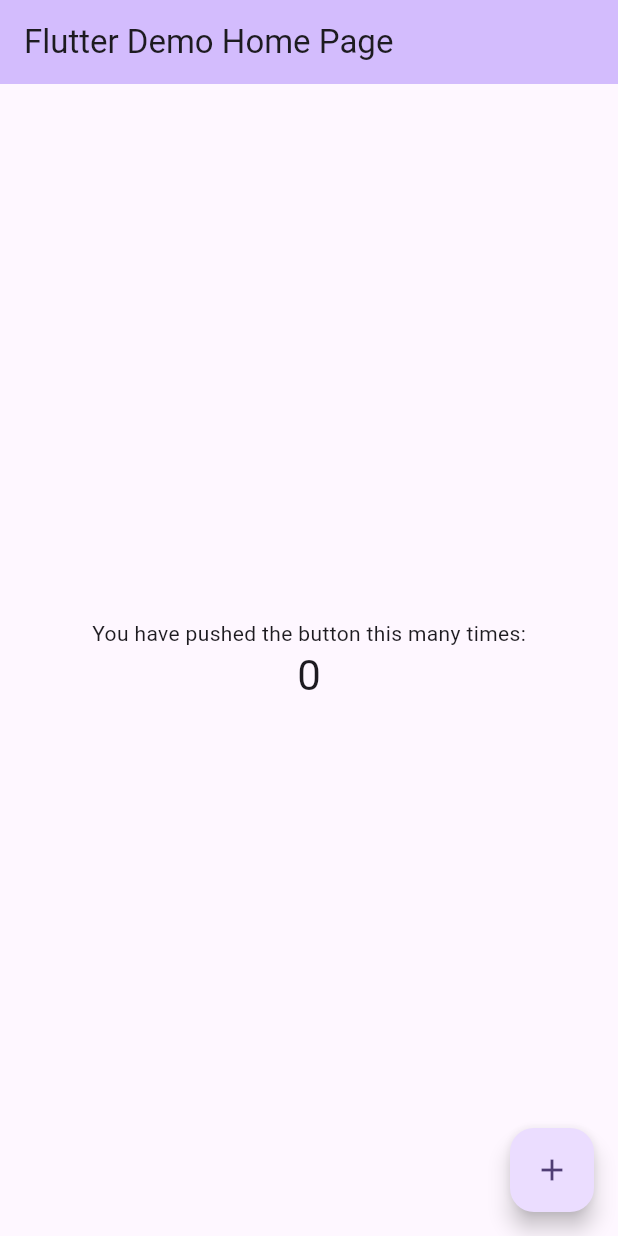
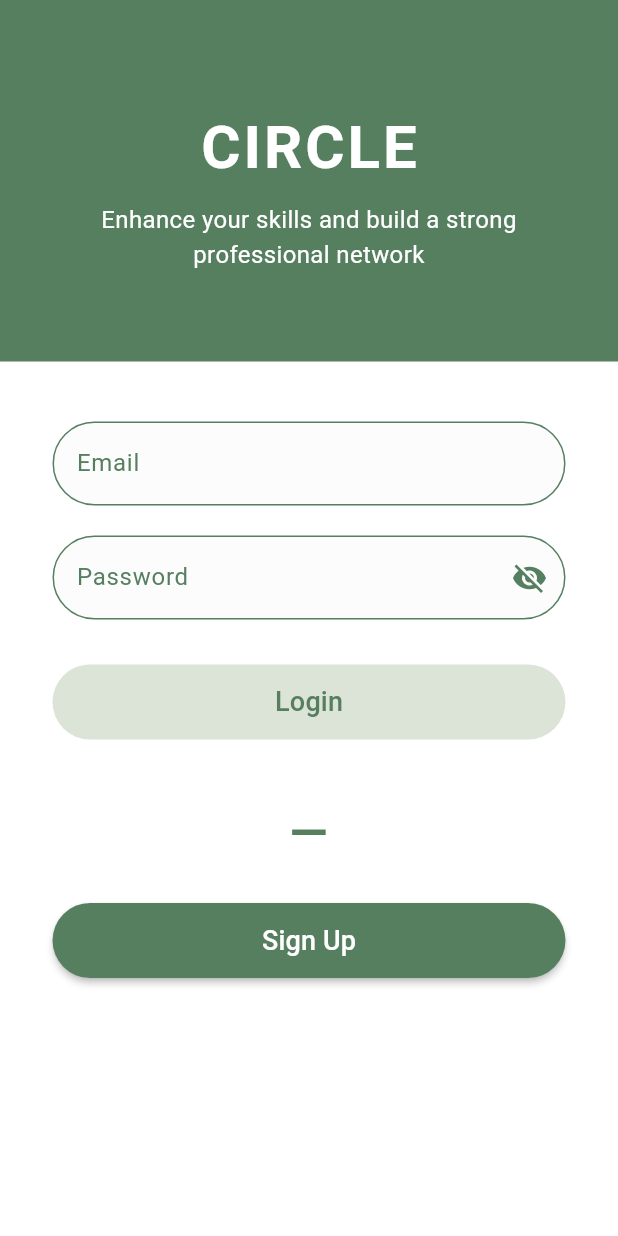
Before and after one commit to Circle-Arme/CIRCLE, a Flutter app: the screen it shows after launch, on a phone screen of 412 x 824 dp. Run offline on Flutter 3.47's test engine with Material 3 defaults, Android fonts, the phone set to English and light mode, and no system bars.

Commit message:
CU-8698bjd1j[in progress]

```diff
--- a/frontend/lib/main.dart
+++ b/frontend/lib/main.dart
@@ -1,125 +1,22 @@
 import 'package:flutter/material.dart';
+import 'screens/login_page.dart';
 
 void main() {
   runApp(const MyApp());
 }
 
 class MyApp extends StatelessWidget {
-  const MyApp({super.key});
+  const MyApp({Key? key}) : super(key: key);
 
-  // This widget is the root of your application.
   @override
   Widget build(BuildContext context) {
     return MaterialApp(
-      title: 'Flutter Demo',
+      debugShowCheckedModeBanner: false,
+      title: 'Circle App',
       theme: ThemeData(
-        // This is the theme of your application.
-        //
-        // TRY THIS: Try running your application with "flutter run". You'll see
-        // the application has a purple toolbar. Then, without quitting the app,
-        // try changing the seedColor in the colorScheme below to Colors.green
-        // and then invoke "hot reload" (save your changes or press the "hot
-        // reload" button in a Flutter-supported IDE, or press "r" if you used
-        // the command line to start the app).
-        //
-        // Notice that the counter didn't reset back to zero; the application
-        // state is not lost during the reload. To reset the state, use hot
-        // restart instead.
-        //
-        // This works for code too, not just values: Most code changes can be
-        // tested with just a hot reload.
-        colorScheme: ColorScheme.fromSeed(seedColor: Colors.deepPurple),
-        useMaterial3: true,
+        primaryColor: const Color(0xFF567F60),
       ),
-      home: const MyHomePage(title: 'Flutter Demo Home Page'),
+      home: const LoginPage(),
     );
   }
 }
-
-class MyHomePage extends StatefulWidget {
-  const MyHomePage({super.key, required this.title});
-
-  // This widget is the home page of your application. It is stateful, meaning
-  // that it has a State object (defined below) that contains fields that affect
-  // how it looks.
-
-  // This class is the configuration for the state. It holds the values (in this
-  // case the title) provided by the parent (in this case the App widget) and
-  // used by the build method of the State. Fields in a Widget subclass are
-  // always marked "final".
-
-  final String title;
-
-  @override
-  State<MyHomePage> createState() => _MyHomePageState();
-}
-
-class _MyHomePageState extends State<MyHomePage> {
-  int _counter = 0;
-
-  void _incrementCounter() {
-    setState(() {
-      // This call to setState tells the Flutter framework that something has
-      // changed in this State, which causes it to rerun the build method below
-      // so that the display can reflect the updated values. If we changed
-      // _counter without calling setState(), then the build method would not be
-      // called again, and so nothing would appear to happen.
-      _counter++;
-    });
-  }
-
-  @override
-  Widget build(BuildContext context) {
-    // This method is rerun every time setState is called, for instance as done
-    // by the _incrementCounter method above.
-    //
-    // The Flutter framework has been optimized to make rerunning build methods
-    // fast, so that you can just rebuild anything that needs updating rather
-    // than having to individually change instances of widgets.
-    return Scaffold(
-      appBar: AppBar(
-        // TRY THIS: Try changing the color here to a specific color (to
-        // Colors.amber, perhaps?) and trigger a hot reload to see the AppBar
-        // change color while the other colors stay the same.
-        backgroundColor: Theme.of(context).colorScheme.inversePrimary,
-        // Here we take the value from the MyHomePage object that was created by
-        // the App.build method, and use it to set our appbar title.
-        title: Text(widget.title),
-      ),
-      body: Center(
-        // Center is a layout widget. It takes a single child and positions it
-        // in the middle of the parent.
-        child: Column(
-          // Column is also a layout widget. It takes a list of children and
-          // arranges them vertically. By default, it sizes itself to fit its
-          // children horizontally, and tries to be as tall as its parent.
-          //
-          // Column has various properties to control how it sizes itself and
-          // how it positions its children. Here we use mainAxisAlignment to
-          // center the children vertically; the main axis here is the vertical
-          // axis because Columns are vertical (the cross axis would be
-          // horizontal).
-          //
-          // TRY THIS: Invoke "debug painting" (choose the "Toggle Debug Paint"
-          // action in the IDE, or press "p" in the console), to see the
-          // wireframe for each widget.
-          mainAxisAlignment: MainAxisAlignment.center,
-          children: <Widget>[
-            const Text(
-              'You have pushed the button this many times:',
-            ),
-            Text(
-              '$_counter',
-              style: Theme.of(context).textTheme.headlineMedium,
-            ),
-          ],
-        ),
-      ),
-      floatingActionButton: FloatingActionButton(
-        onPressed: _incrementCounter,
-        tooltip: 'Increment',
-        child: const Icon(Icons.add),
-      ), // This trailing comma makes auto-formatting nicer for build methods.
-    );
-  }
-}
--- /dev/null
+++ b/frontend/lib/screens/home_page.dart
@@ -0,0 +1,21 @@
+import 'package:flutter/material.dart';
+
+class HomePage extends StatelessWidget {
+  const HomePage({Key? key}) : super(key: key);
+
+  @override
+  Widget build(BuildContext context) {
+    return Scaffold(
+      appBar: AppBar(
+        title: const Text('Home'),
+        backgroundColor: const Color(0xFF567F60),
+      ),
+      body: const Center(
+        child: Text(
+          'Welcome to the Home Page!',
+          style: TextStyle(fontSize: 20, fontWeight: FontWeight.bold),
+        ),
+      ),
+    );
+  }
+}
--- /dev/null
+++ b/frontend/lib/screens/login_page.dart
@@ -0,0 +1,252 @@
+import 'package:flutter/material.dart';
+import '../services/auth_service.dart';
+import 'home_page.dart';
+
+class LoginPage extends StatefulWidget {
+  const LoginPage({Key? key}) : super(key: key);
+
+  @override
+  _LoginPageState createState() => _LoginPageState();
+}
+
+class _LoginPageState extends State<LoginPage> {
+  final _formKey = GlobalKey<FormState>();
+  final TextEditingController _emailController = TextEditingController();
+  final TextEditingController _passwordController = TextEditingController();
+
+  bool _isLoading = false;
+  bool _obscurePassword = true; // For toggling password visibility
+
+  // Function to handle login
+  void _login() async {
+    if (_formKey.currentState!.validate()) {
+      setState(() => _isLoading = true);
+
+      bool isSuccess = await AuthService.login(
+        _emailController.text.trim(),
+        _passwordController.text.trim(),
+      );
+
+      setState(() => _isLoading = false);
+
+      if (isSuccess) {
+        // Navigate to home page
+        Navigator.pushReplacement(
+          context,
+          MaterialPageRoute(builder: (context) => const HomePage()),
+        );
+      } else {
+        ScaffoldMessenger.of(context).showSnackBar(
+          const SnackBar(content: Text('Invalid email or password')),
+        );
+      }
+    }
+  }
+
+  @override
+  Widget build(BuildContext context) {
+    const Color primaryGreen = Color(0xFF567F60);
+    const Color lightGreen = Color(0xFFDCE3D7);
+
+    return Scaffold(
+      backgroundColor: Colors.white,
+      body: SingleChildScrollView(
+        child: Column(
+          children: [
+            // Top section
+            Container(
+              width: double.infinity,
+              color: primaryGreen,
+              padding: const EdgeInsets.only(top: 70, bottom: 60),
+              child: Column(
+                children: const [
+                  Text(
+                    "CIRCLE",
+                    style: TextStyle(
+                      fontSize: 40,
+                      fontWeight: FontWeight.bold,
+                      color: Colors.white,
+                      letterSpacing: 2,
+                    ),
+                  ),
+                  SizedBox(height: 8),
+                  Text(
+                    "Enhance your skills and build a strong\nprofessional network",
+                    textAlign: TextAlign.center,
+                    style: TextStyle(
+                      color: Colors.white,
+                      fontSize: 16,
+                    ),
+                  ),
+                ],
+              ),
+            ),
+
+            const SizedBox(height: 40),
+
+            // Form
+            Padding(
+              padding: const EdgeInsets.symmetric(horizontal: 35),
+              child: Form(
+                key: _formKey,
+                child: Column(
+                  children: [
+                    // Email
+                    TextFormField(
+                      controller: _emailController,
+                      keyboardType: TextInputType.emailAddress,
+                      decoration: InputDecoration(
+                        labelText: 'Email',
+                        labelStyle: const TextStyle(color: primaryGreen),
+                        filled: true,
+                        fillColor: lightGreen.withOpacity(0.1),
+                        border: OutlineInputBorder(
+                          borderSide: const BorderSide(color: primaryGreen),
+                          borderRadius: BorderRadius.circular(30),
+                        ),
+                        enabledBorder: OutlineInputBorder(
+                          borderSide: const BorderSide(color: primaryGreen),
+                          borderRadius: BorderRadius.circular(30),
+                        ),
+                        focusedBorder: OutlineInputBorder(
+                          borderSide:
+                          const BorderSide(color: primaryGreen, width: 2),
+                          borderRadius: BorderRadius.circular(30),
+                        ),
+                      ),
+                      validator: (value) {
+                        if (value == null || value.isEmpty) {
+                          return 'Please enter your email';
+                        }
+                        final emailPattern =
+                        RegExp(r'^[a-zA-Z0-9._%+-]+@[a-zA-Z0-9.-]+\.[a-zA-Z]{2,}$');
+                        if (!emailPattern.hasMatch(value)) {
+                          return 'Enter a valid email';
+                        }
+                        return null;
+                      },
+                    ),
+
+                    const SizedBox(height: 20),
+
+                    // Password
+                    TextFormField(
+                      controller: _passwordController,
+                      obscureText: _obscurePassword,
+                      decoration: InputDecoration(
+                        labelText: 'Password',
+                        labelStyle: const TextStyle(color: primaryGreen),
+                        filled: true,
+                        fillColor: lightGreen.withOpacity(0.1),
+                        border: OutlineInputBorder(
+                          borderSide: const BorderSide(color: primaryGreen),
+                          borderRadius: BorderRadius.circular(30),
+                        ),
+                        enabledBorder: OutlineInputBorder(
+                          borderSide: const BorderSide(color: primaryGreen),
+                          borderRadius: BorderRadius.circular(30),
+                        ),
+                        focusedBorder: OutlineInputBorder(
+                          borderSide:
+                          const BorderSide(color: primaryGreen, width: 2),
+                          borderRadius: BorderRadius.circular(30),
+                        ),
+                        suffixIcon: IconButton(
+                          icon: Icon(
+                            _obscurePassword
+                                ? Icons.visibility_off
+                                : Icons.visibility,
+                            color: primaryGreen,
+                          ),
+                          onPressed: () {
+                            setState(() {
+                              _obscurePassword = !_obscurePassword;
+                            });
+                          },
+                        ),
+                      ),
+                      validator: (value) {
+                        if (value == null || value.isEmpty) {
+                          return 'Please enter your password';
+                        }
+                        if (value.length < 6) {
+                          return 'Password must be at least 6 characters';
+                        }
+                        return null;
+                      },
+                    ),
+
+                    const SizedBox(height: 30),
+
+                    // Login button
+                    SizedBox(
+                      width: double.infinity,
+                      height: 50,
+                      child: ElevatedButton(
+                        onPressed: _isLoading ? null : _login,
+                        style: ElevatedButton.styleFrom(
+                          backgroundColor: lightGreen,
+                          elevation: 0,
+                          shape: RoundedRectangleBorder(
+                            borderRadius: BorderRadius.circular(30),
+                          ),
+                        ),
+                        child: _isLoading
+                            ? const CircularProgressIndicator(color: Colors.white)
+                            : const Text(
+                          'Login',
+                          style: TextStyle(
+                            color: primaryGreen,
+                            fontSize: 18,
+                          ),
+                        ),
+                      ),
+                    ),
+
+                    const SizedBox(height: 5),
+
+                    // divide
+                    const SizedBox(height: 2),
+                    const Text(
+                      "_",
+                      style: TextStyle(color: primaryGreen, fontSize: 50),
+                    ),
+                    const SizedBox(height: 30),
+
+
+                    // Sign Up button
+                    SizedBox(
+                      width: double.infinity,
+                      height: 50,
+                      child: ElevatedButton(
+                        onPressed: () {
+                          // Handle sign up action here
+                        },
+                        style: ElevatedButton.styleFrom(
+                          backgroundColor: primaryGreen,
+                          elevation: 2,
+                          shape: RoundedRectangleBorder(
+                            borderRadius: BorderRadius.circular(30),
+                          ),
+                        ),
+                        child: const Text(
+                          'Sign Up',
+                          style: TextStyle(
+                            color: Colors.white,
+                            fontSize: 18,
+                          ),
+                        ),
+                      ),
+                    ),
+
+                    const SizedBox(height: 30),
+                  ],
+                ),
+              ),
+            ),
+          ],
+        ),
+      ),
+    );
+  }
+}
--- /dev/null
+++ b/frontend/lib/services/auth_service.dart
@@ -0,0 +1,26 @@
+import 'dart:convert';
+import 'package:http/http.dart' as http;
+
+class AuthService {
+  static const String _baseUrl =
+      "https://your-api.com/api"; // Replace with actual API URL
+
+  static Future<bool> login(String email, String password) async {
+    final response = await http.post(
+      Uri.parse("$_baseUrl/login"),
+      headers: {"Content-Type": "application/json"},
+      body: jsonEncode({
+        "email": email,
+        "password": password,
+      }),
+    );
+
+    if (response.statusCode == 200) {
+      // Login success
+      return true;
+    } else {
+      // Login failed
+      return false;
+    }
+  }
+}
--- a/frontend/pubspec.yaml
+++ b/frontend/pubspec.yaml
@@ -30,6 +30,7 @@ environment:
 dependencies:
   flutter:
     sdk: flutter
+  http: ^0.13.5
 
   # The following adds the Cupertino Icons font to your application.
   # Use with the CupertinoIcons class for iOS style icons.
```
Also changed, not shown: frontend/pubspec.lock, 1 other file.
